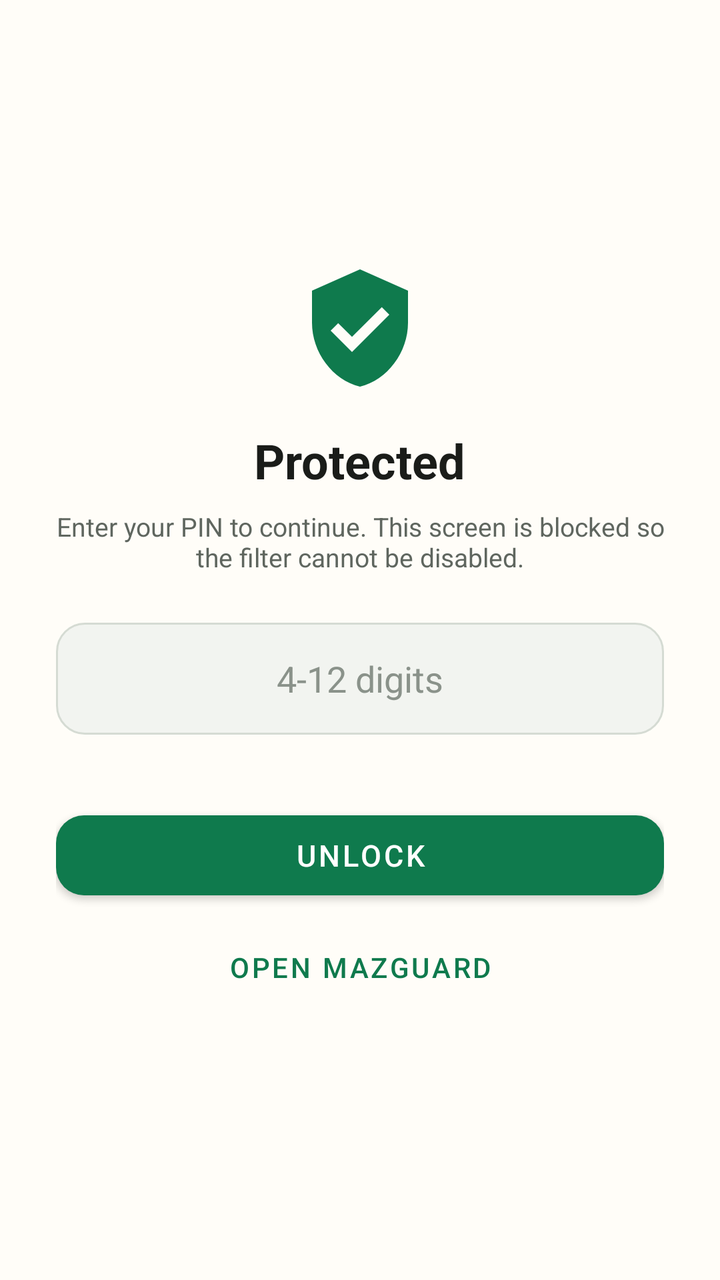
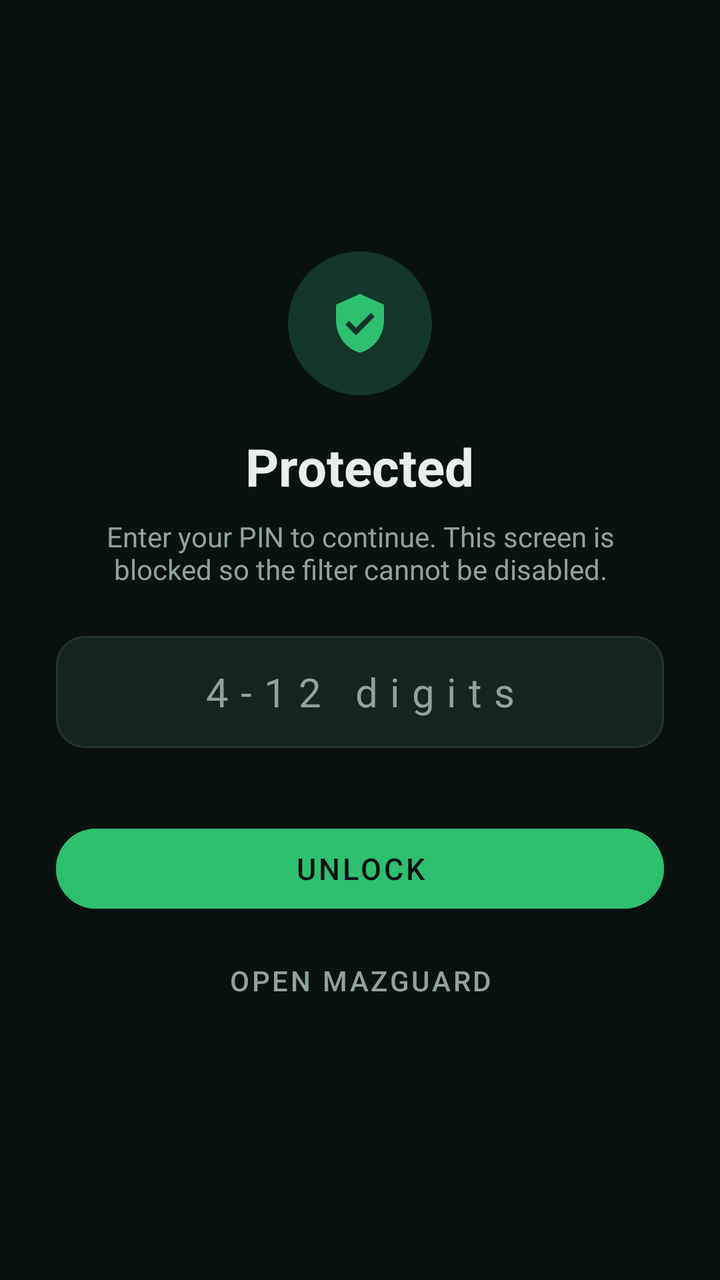

The first picture is an Android layout as it rendered before a commit; the second is the same layout after the commit. The layout source and the unified diff follow.
<!-- AndroidManifest.xml: activity theme Theme.MazGuard.Gate -->
<!-- res/layout/activity_gate.xml -->
<?xml version="1.0" encoding="utf-8"?>
<LinearLayout xmlns:android="http://schemas.android.com/apk/res/android"
    xmlns:app="http://schemas.android.com/apk/res-auto"
    android:layout_width="match_parent"
    android:layout_height="match_parent"
    android:background="#FFFDF8"
    android:gravity="center"
    android:orientation="vertical"
    android:padding="28dp">

    <ImageView
        android:layout_width="64dp"
        android:layout_height="64dp"
        android:contentDescription="@string/gate_title"
        android:src="@drawable/ic_shield"
        android:tint="@color/brand" />

    <TextView
        android:id="@+id/tv_gate_title"
        android:layout_width="wrap_content"
        android:layout_height="wrap_content"
        android:layout_marginTop="18dp"
        android:text="@string/gate_title"
        android:textColor="@color/text_primary"
        android:textSize="24sp"
        android:textStyle="bold" />

    <TextView
        android:id="@+id/tv_gate_subtitle"
        android:layout_width="match_parent"
        android:layout_height="wrap_content"
        android:layout_marginTop="8dp"
        android:gravity="center"
        android:text="@string/gate_body"
        android:textColor="@color/text_secondary"
        android:textSize="13sp" />

    <EditText
        android:id="@+id/et_pin"
        android:layout_width="match_parent"
        android:layout_height="56dp"
        android:layout_marginTop="24dp"
        android:background="@drawable/bg_pin"
        android:gravity="center"
        android:hint="@string/pin_hint"
        android:imeOptions="actionDone"
        android:inputType="numberPassword"
        android:maxLength="12"
        android:paddingStart="18dp"
        android:paddingEnd="18dp"
        android:textColor="@color/text_primary"
        android:textColorHint="#8A928A"
        android:textSize="18sp" />

    <TextView
        android:id="@+id/tv_pin_error"
        android:layout_width="match_parent"
        android:layout_height="wrap_content"
        android:layout_marginTop="10dp"
        android:gravity="center"
        android:textColor="@color/danger"
        android:textSize="12sp"
        android:visibility="invisible" />

    <com.google.android.material.button.MaterialButton
        android:id="@+id/btn_unlock"
        android:layout_width="match_parent"
        android:layout_height="52dp"
        android:layout_marginTop="8dp"
        android:text="@string/unlock"
        android:textSize="15sp"
        app:cornerRadius="14dp" />

    <com.google.android.material.button.MaterialButton
        android:id="@+id/btn_open_app"
        style="@style/Widget.MaterialComponents.Button.TextButton"
        android:layout_width="match_parent"
        android:layout_height="48dp"
        android:layout_marginTop="6dp"
        android:text="@string/open_app" />
</LinearLayout>
<!-- resources referenced by this layout -->
<resources>
  <color name="brand">#0F7A4D</color>
  <color name="danger">#B3261E</color>
  <color name="text_primary">#1A1C19</color>
  <color name="text_secondary">#5F665F</color>
  <!-- drawable bg_pin (drawable) -->
  <?xml version="1.0" encoding="utf-8"?>
  <shape xmlns:android="http://schemas.android.com/apk/res/android"
      android:shape="rectangle">
      <solid android:color="#F2F4F0" />
      <corners android:radius="14dp" />
      <stroke
          android:width="1dp"
          android:color="#D5DBD3" />
  </shape>
  <!-- drawable ic_shield (drawable) -->
  <?xml version="1.0" encoding="utf-8"?>
  <vector xmlns:android="http://schemas.android.com/apk/res/android"
      android:width="24dp"
      android:height="24dp"
      android:viewportWidth="24"
      android:viewportHeight="24">
      <path
          android:fillColor="#FFFFFFFF"
          android:pathData="M12,1L3,5v6c0,5.55 3.84,10.74 9,12 5.16,-1.26 9,-6.45 9,-12L21,5L12,1zM10.5,16.5l-4,-4 1.41,-1.41 2.59,2.58 5.59,-5.58L17.5,9.5z" />
  </vector>
  <string name="gate_body">Enter your PIN to continue. This screen is blocked so the filter cannot be disabled.</string>
  <string name="gate_title">Protected</string>
  <string name="open_app">Open MazGuard</string>
  <string name="pin_hint">4-12 digits</string>
  <string name="unlock">Unlock</string>
  <style name="Theme.MazGuard.Gate" parent="Theme.MazGuard">
          <item name="android:windowBackground">@color/gate_bg</item>
          <item name="android:statusBarColor">@color/gate_bg</item>
          <item name="android:navigationBarColor">@color/gate_bg</item>
      </style>
  <style name="Theme.MazGuard" parent="Theme.MaterialComponents.Light.NoActionBar">
          <item name="colorPrimary">@color/brand</item>
          <item name="colorPrimaryVariant">@color/brand_dark</item>
          <item name="colorOnPrimary">#FFFFFF</item>
          <item name="colorSecondary">@color/brand</item>
          <item name="colorSecondaryVariant">@color/brand_dark</item>
          <item name="colorOnSecondary">#FFFFFF</item>
          <item name="android:statusBarColor">@color/brand_dark</item>
          <item name="android:navigationBarColor">@color/brand_dark</item>
          <item name="android:windowLightStatusBar" tools:targetApi="m">false</item>
      </style>
  <color name="gate_bg">#0B1F16</color>
  <color name="brand_dark">#0A5C3A</color>
</resources>

<!-- the commit's change to res/layout/activity_gate.xml (unified diff, before → after) -->
@@ -3,17 +3,19 @@
     xmlns:app="http://schemas.android.com/apk/res-auto"
     android:layout_width="match_parent"
     android:layout_height="match_parent"
-    android:background="#FFFDF8"
+    android:background="@color/bg"
     android:gravity="center"
     android:orientation="vertical"
     android:padding="28dp">
 
     <ImageView
-        android:layout_width="64dp"
-        android:layout_height="64dp"
+        android:layout_width="72dp"
+        android:layout_height="72dp"
+        android:background="@drawable/bg_shield_circle"
         android:contentDescription="@string/gate_title"
+        android:padding="20dp"
         android:src="@drawable/ic_shield"
-        android:tint="@color/brand" />
+        android:tint="@color/brand_bright" />
 
     <TextView
         android:id="@+id/tv_gate_title"
@@ -22,7 +24,7 @@
         android:layout_marginTop="18dp"
         android:text="@string/gate_title"
         android:textColor="@color/text_primary"
-        android:textSize="24sp"
+        android:textSize="26sp"
         android:textStyle="bold" />
 
     <TextView
@@ -33,7 +35,7 @@
         android:gravity="center"
         android:text="@string/gate_body"
         android:textColor="@color/text_secondary"
-        android:textSize="13sp" />
+        android:textSize="14sp" />
 
     <EditText
         android:id="@+id/et_pin"
@@ -45,12 +47,13 @@
         android:hint="@string/pin_hint"
         android:imeOptions="actionDone"
         android:inputType="numberPassword"
+        android:letterSpacing="0.3"
         android:maxLength="12"
         android:paddingStart="18dp"
         android:paddingEnd="18dp"
         android:textColor="@color/text_primary"
-        android:textColorHint="#8A928A"
-        android:textSize="18sp" />
+        android:textColorHint="@color/text_secondary"
+        android:textSize="20sp" />
 
     <TextView
         android:id="@+id/tv_pin_error"
@@ -67,9 +70,11 @@
         android:layout_width="match_parent"
         android:layout_height="52dp"
         android:layout_marginTop="8dp"
+        android:backgroundTint="@color/brand_bright"
         android:text="@string/unlock"
+        android:textColor="@color/bg"
         android:textSize="15sp"
-        app:cornerRadius="14dp" />
+        app:cornerRadius="28dp" />
 
     <com.google.android.material.button.MaterialButton
         android:id="@+id/btn_open_app"
@@ -77,5 +82,6 @@
         android:layout_width="match_parent"
         android:layout_height="48dp"
         android:layout_marginTop="6dp"
-        android:text="@string/open_app" />
+        android:text="@string/open_app"
+        android:textColor="@color/ink_muted" />
 </LinearLayout>
<!-- resource entries referenced after the edit -->
@@ -1,18 +1,27 @@
 <!-- resources referenced by this layout -->
 <resources>
+  <color name="bg">#0A1210</color>
+  <color name="brand_bright">#2FBF71</color>
   <color name="brand">#0F7A4D</color>
-  <color name="danger">#B3261E</color>
-  <color name="text_primary">#1A1C19</color>
-  <color name="text_secondary">#5F665F</color>
+  <color name="danger">#FF7A6E</color>
+  <color name="ink_muted">#8FA39B</color>
+  <color name="text_primary">#E8EFEB</color>
+  <color name="text_secondary">#8FA39B</color>
   <!-- drawable bg_pin (drawable) -->
   <?xml version="1.0" encoding="utf-8"?>
   <shape xmlns:android="http://schemas.android.com/apk/res/android"
       android:shape="rectangle">
-      <solid android:color="#F2F4F0" />
+      <solid android:color="@color/surface_raised" />
       <corners android:radius="14dp" />
       <stroke
           android:width="1dp"
-          android:color="#D5DBD3" />
+          android:color="@color/border" />
+  </shape>
+  <!-- drawable bg_shield_circle (drawable) -->
+  <?xml version="1.0" encoding="utf-8"?>
+  <shape xmlns:android="http://schemas.android.com/apk/res/android"
+      android:shape="oval">
+      <solid android:color="#14352A" />
   </shape>
   <!-- drawable ic_shield (drawable) -->
   <?xml version="1.0" encoding="utf-8"?>
@@ -35,18 +44,20 @@
           <item name="android:statusBarColor">@color/gate_bg</item>
           <item name="android:navigationBarColor">@color/gate_bg</item>
       </style>
+  <color name="surface_raised">#16241F</color>
+  <color name="border">#22352E</color>
   <style name="Theme.MazGuard" parent="Theme.MaterialComponents.Light.NoActionBar">
-          <item name="colorPrimary">@color/brand</item>
-          <item name="colorPrimaryVariant">@color/brand_dark</item>
-          <item name="colorOnPrimary">#FFFFFF</item>
-          <item name="colorSecondary">@color/brand</item>
-          <item name="colorSecondaryVariant">@color/brand_dark</item>
-          <item name="colorOnSecondary">#FFFFFF</item>
-          <item name="android:statusBarColor">@color/brand_dark</item>
-          <item name="android:navigationBarColor">@color/brand_dark</item>
+          <item name="colorPrimary">@color/brand_bright</item>
+          <item name="colorPrimaryVariant">@color/brand</item>
+          <item name="colorOnPrimary">@color/bg</item>
+          <item name="colorSecondary">@color/brand_bright</item>
+          <item name="colorSecondaryVariant">@color/brand</item>
+          <item name="colorOnSecondary">@color/bg</item>
+          <item name="android:windowBackground">@color/bg</item>
+          <item name="android:statusBarColor">@color/bg</item>
+          <item name="android:navigationBarColor">@color/bg</item>
           <item name="android:windowLightStatusBar" tools:targetApi="m">false</item>
       </style>
-  <color name="gate_bg">#0B1F16</color>
-  <color name="brand_dark">#0A5C3A</color>
+  <color name="gate_bg">#101B17</color>
 </resources>
 
